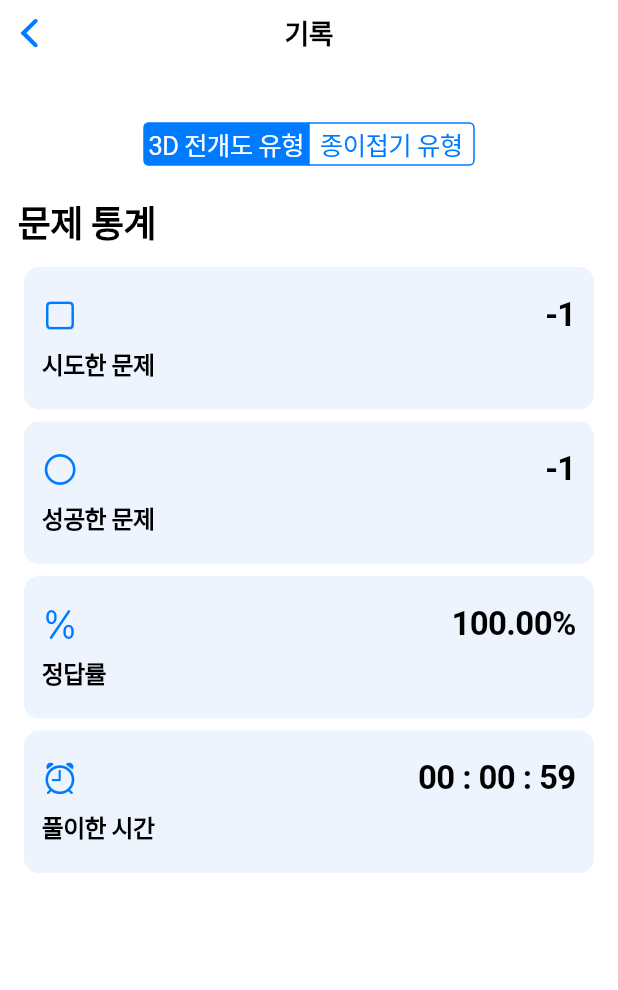
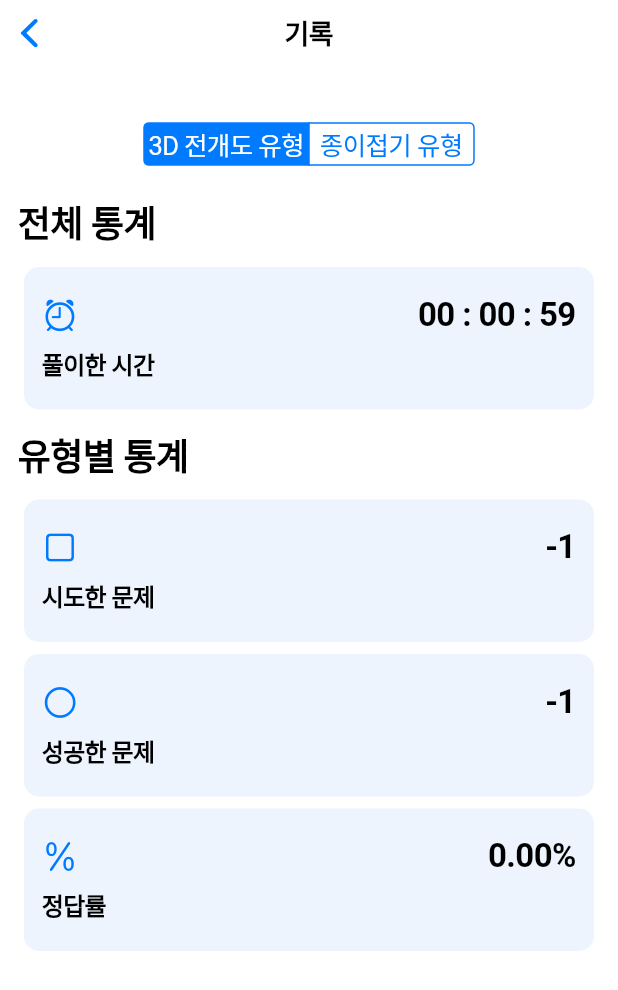
Before and after one commit to StationSoen/Capstone, a Flutter app: the RecordPage screen opened by its route, on a phone screen of 412 x 824 dp. Shown: the top 990 px of the screen. Run offline on Flutter 3.47's test engine with Material 2 defaults, Android fonts, the phone set to English and light mode, and no system bars; our stand-ins replace flutter_swiper_null_safety, hive, hive_flutter, settings_ui; missing offline and left inert: cupertino_progress_bar, flutter_cube; accounts and stored records are empty.

Commit message:
Font Update

```diff
--- a/Front/capstone/lib/home.dart
+++ b/Front/capstone/lib/home.dart
@@ -33,7 +33,7 @@ class Home extends StatelessWidget {
                   "점 선 면",
                   style: TextStyle(
                     fontSize: 40,
-                    fontWeight: FontWeight.w600,
+                    fontFamily: 'RecipeKorea',
                     color: Colors.white,
                     // fontFamily: "Binggrae"
                   ),
@@ -45,7 +45,7 @@ class Home extends StatelessWidget {
                   "By CAU Capstone Project",
                   style: TextStyle(
                       fontSize: 16,
-                      fontWeight: FontWeight.w600,
+                      fontFamily: 'RecipeKorea',
                       color: Colors.white),
                 )
               ],
--- a/Front/capstone/lib/main.dart
+++ b/Front/capstone/lib/main.dart
@@ -176,7 +176,6 @@ class MyHome extends StatelessWidget {
   Widget build(BuildContext context) {
     return CupertinoTabScaffold(
       tabBar: CupertinoTabBar(
-        border: Border(top: BorderSide(color: Colors.grey, width: 1.0)),
         currentIndex: int.parse(setting.get('start')),
         items: bottomItems,
         iconSize: 20,
--- a/Front/capstone/lib/ui/recordPage.dart
+++ b/Front/capstone/lib/ui/recordPage.dart
@@ -27,6 +27,7 @@ class _RecordPageState extends State<RecordPage> {
   List<int> problemsN = [0, 0];
   List<int> correctsN = [0, 0];
   List<int> totalTime = [0, 0];
+  List<double> correctPercent = [0.0, 0.0];
 
   void calData(int segment) {
     var completeExamListHive = Hive.box('completeExamList');
@@ -44,10 +45,9 @@ class _RecordPageState extends State<RecordPage> {
           // 문제 종류 판단
           if (list[i].problemList[j].problemType == segment) {
             problemNumber++;
-          }
-          // 정답 개수 판단
-          if (list[i].problemList[j].answer == list[i].userAnswer[j]) {
-            correctNumber++;
+            if (list[i].problemList[j].answer == list[i].userAnswer[j]) {
+              correctNumber++;
+            }
           }
         }
       }
@@ -59,9 +59,17 @@ class _RecordPageState extends State<RecordPage> {
       return;
     }
 
+    if (problemNumber == 0) {
+      correctPercent[segment] = 0;
+    }
     problemsN[segment] = problemNumber;
     correctsN[segment] = correctNumber;
+    correctPercent[segment] = correctNumber / problemNumber;
     totalTime[segment] = times;
+
+    if (problemNumber == 0) {
+      correctPercent[segment] = 0;
+    }
   }
 
   @override
@@ -105,7 +113,31 @@ class _RecordPageState extends State<RecordPage> {
                         margin:
                             EdgeInsets.symmetric(vertical: 8, horizontal: 12),
                         width: double.infinity,
-                        child: Text("문제 통계",
+                        child: Text("전체 통계",
+                            style: TextStyle(
+                                fontWeight: FontWeight.w600,
+                                fontSize: 24,
+                                color: Colors.black)),
+                      ),
+                      RecordCard(
+                          icon: Icon(CupertinoIcons.alarm),
+                          name: "풀이한 시간",
+                          value: (totalTime[segment] ~/ 3600)
+                                  .toString()
+                                  .padLeft(2, '0') +
+                              " : " +
+                              (totalTime[segment] ~/ 60)
+                                  .toString()
+                                  .padLeft(2, '0') +
+                              " : " +
+                              (totalTime[segment] % 60)
+                                  .toString()
+                                  .padLeft(2, '0')),
+                      Container(
+                        margin:
+                            EdgeInsets.symmetric(vertical: 8, horizontal: 12),
+                        width: double.infinity,
+                        child: Text("유형별 통계",
                             style: TextStyle(
                                 fontWeight: FontWeight.w600,
                                 fontSize: 24,
@@ -124,24 +156,10 @@ class _RecordPageState extends State<RecordPage> {
                       RecordCard(
                         icon: Icon(CupertinoIcons.percent),
                         name: "정답률",
-                        value: ((correctsN[segment] / problemsN[segment]) * 100)
-                                .toStringAsFixed(2) +
-                            "%",
+                        value:
+                            (correctPercent[segment] * 100).toStringAsFixed(2) +
+                                "%",
                       ),
-                      RecordCard(
-                          icon: Icon(CupertinoIcons.alarm),
-                          name: "풀이한 시간",
-                          value: (totalTime[segment] ~/ 3600)
-                                  .toString()
-                                  .padLeft(2, '0') +
-                              " : " +
-                              (totalTime[segment] ~/ 60)
-                                  .toString()
-                                  .padLeft(2, '0') +
-                              " : " +
-                              (totalTime[segment] % 60)
-                                  .toString()
-                                  .padLeft(2, '0')),
                     ],
                   ),
                 ),
```
Also changed, not shown: Front/capstone/lib/ui/problemPage.dart (+25 -14 lines), Front/capstone/pubspec.yaml (+11 -9 lines), Front/capstone/assets/fonts/Recipekorea.ttf (added), Front/capstone/assets/fonts/YSpotlight.ttf (added).
